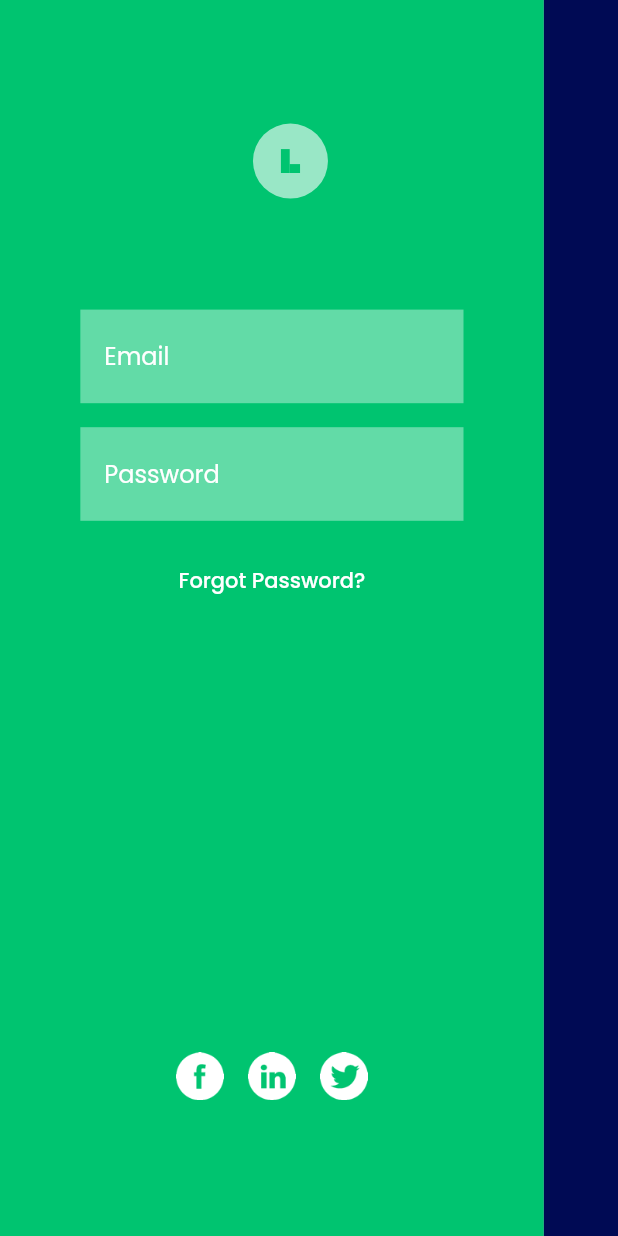
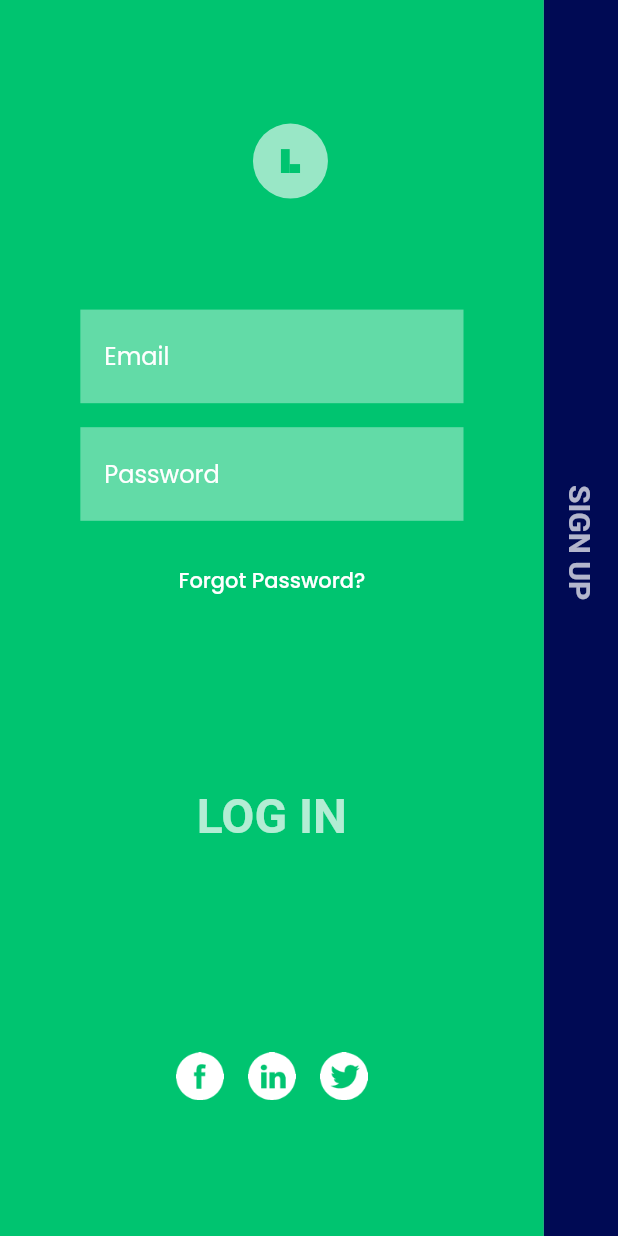
Before and after one commit to zendy199x/Flutter-Auth-Animation-App, a Flutter app: the screen it shows after launch, on a phone screen of 412 x 824 dp. Run offline on Flutter 3.47's test engine with Material 2 defaults, Android fonts, the phone set to English and light mode, and no system bars; our stand-ins replace flutter_svg.

Commit message:
Text rotate animation

```diff
--- a/lib/auth_screen.dart
+++ b/lib/auth_screen.dart
@@ -1,3 +1,5 @@
+import 'dart:math';
+
 import 'package:auth_animation/constants.dart';
 import 'package:auth_animation/widgets/login_form.dart';
 import 'package:auth_animation/widgets/signup_form.dart';
@@ -12,8 +14,44 @@ class AuthScreen extends StatefulWidget {
   _AuthScreenState createState() => _AuthScreenState();
 }
 
-class _AuthScreenState extends State<AuthScreen> {
+class _AuthScreenState extends State<AuthScreen>
+    with SingleTickerProviderStateMixin {
   bool _isShowSignUp = false;
+
+  late AnimationController _animationController;
+  late Animation<double> _animationTextRotate;
+
+  void setUpAnimation() {
+    _animationController = AnimationController(
+      vsync: this,
+      duration: defaultDuration,
+    );
+
+    _animationTextRotate =
+        Tween<double>(begin: 0, end: 90).animate(_animationController);
+  }
+
+  void updateView() {
+    setState(() {
+      _isShowSignUp = !_isShowSignUp;
+    });
+
+    _isShowSignUp
+        ? _animationController.forward()
+        : _animationController.reverse();
+  }
+
+  @override
+  void initState() {
+    setUpAnimation();
+    super.initState();
+  }
+
+  @override
+  void dispose() {
+    _animationController.dispose();
+    super.dispose();
+  }
 
   @override
   Widget build(BuildContext context) {
@@ -21,7 +59,10 @@ class _AuthScreenState extends State<AuthScreen> {
     final Size _size = MediaQuery.of(context).size;
 
     return Scaffold(
-      body: Stack(
+      body: AnimatedBuilder(
+          animation: _animationController,
+          builder: (context, _) {
+            return Stack(
               children: [
                 // Lets animate the transition
                 // Login
@@ -31,17 +72,9 @@ class _AuthScreenState extends State<AuthScreen> {
                   width: _size.width * 0.88, // 88%
                   height: _size.height,
                   left: _isShowSignUp ? -_size.width * 0.76 : 0,
-            child: GestureDetector(
-              onTap: () {
-                // Just use 88% width for login
-                setState(() {
-                  _isShowSignUp = !_isShowSignUp;
-                });
-              },
                   child: Container(
                     color: login_bg,
                     child: LoginForm(),
-              ),
                   ),
                 ),
 
@@ -60,10 +93,13 @@ class _AuthScreenState extends State<AuthScreen> {
                   duration: defaultDuration,
                   top: _size.height * 0.1,
                   left: 0,
-            right: _isShowSignUp ? -_size.width * 0.06 : _size.width * 0.06,
+                  right:
+                      _isShowSignUp ? -_size.width * 0.06 : _size.width * 0.06,
                   child: CircleAvatar(
                     radius: 25,
                     backgroundColor: Colors.white60,
+                    child: AnimatedSwitcher(
+                      duration: defaultDuration,
                       child: _isShowSignUp
                           ? SvgPicture.asset(
                               "assets/images/animation_logo.svg",
@@ -75,16 +111,107 @@ class _AuthScreenState extends State<AuthScreen> {
                             ),
                     ),
                   ),
+                ),
                 // I shift it 6% to eight because our this sign up bar take 12% width
                 AnimatedPositioned(
                   duration: defaultDuration,
                   width: _size.width,
                   bottom: _size.height * 0.1,
-            right: _isShowSignUp ? -_size.width * 0.06 : _size.width * 0.06,
+                  right:
+                      _isShowSignUp ? -_size.width * 0.06 : _size.width * 0.06,
                   child: SocalButtons(),
                 ),
+
+                // Login Text
+                AnimatedPositioned(
+                  duration: defaultDuration,
+                  // When our signup shows we want our login text to left center
+                  bottom: _isShowSignUp
+                      ? _size.height / 2 - 80
+                      : _size.height * 0.3,
+                  left: _isShowSignUp ? 0 : _size.width * 0.44 - 80,
+                  // width of our text container is 160 so 160/2 = 80
+                  // 0.88/2 = 0.44 (width of our login is 88%)
+                  child: AnimatedDefaultTextStyle(
+                    duration: defaultDuration,
+                    textAlign: TextAlign.center,
+                    style: TextStyle(
+                      fontSize: _isShowSignUp ? 20 : 32,
+                      fontWeight: FontWeight.bold,
+                      color: _isShowSignUp ? Colors.white : Colors.white70,
+                    ),
+                    child: Transform.rotate(
+                      angle: -_animationTextRotate.value * pi / 180,
+                      alignment: Alignment.topLeft,
+                      child: InkWell(
+                        onTap: () {
+                          if (_isShowSignUp) {
+                            updateView();
+                          } else {
+                            // Login
+                          }
+                        },
+                        child: Container(
+                          padding: const EdgeInsets.symmetric(
+                            vertical: defpaultPadding * 0.85,
+                          ),
+                          width: 160,
+                          // color: Colors.red,
+                          child: Text(
+                            "Log In".toUpperCase(),
+                          ),
+                        ),
+                      ),
+                    ),
+                  ),
+                ),
+
+                // Sign Up Text
+                AnimatedPositioned(
+                  duration: defaultDuration,
+                  // When our signup shows we want our login text to left center
+                  bottom: !_isShowSignUp
+                      ? _size.height / 2 - 80 // Now width is it's height
+                      : _size.height * 0.3,
+                  right: _isShowSignUp ? _size.width * 0.44 - 80 : 0,
+                  // width of our text container is 160 so 160/2 = 80
+                  // 0.88/2 = 0.44 (width of our login is 88%)
+                  child: AnimatedDefaultTextStyle(
+                    duration: defaultDuration,
+                    textAlign: TextAlign.center,
+                    style: TextStyle(
+                      fontSize: !_isShowSignUp ? 20 : 32,
+                      fontWeight: FontWeight.bold,
+                      color: _isShowSignUp ? Colors.white : Colors.white70,
+                    ),
+                    child: Transform.rotate(
+                      angle: (90 - _animationTextRotate.value) * pi / 180,
+                      alignment: Alignment.topRight,
+                      child: InkWell(
+                        onTap: () {
+                          if (_isShowSignUp) {
+                            // Sign up
+                          } else {
+                            updateView();
+                          }
+                        },
+                        child: Container(
+                          padding: const EdgeInsets.symmetric(
+                            vertical: defpaultPadding * 0.85,
+                          ),
+                          width: 160,
+                          // color: Colors.red,
+                          child: Text(
+                            "Sign Up".toUpperCase(),
+                          ),
+                        ),
+                      ),
+                    ),
+                  ),
+                ),
               ],
-      ),
+            );
+          }),
     );
   }
 }
```
Also changed, not shown: 5 other files. Lines whose indentation alone changed are shown as unchanged.
